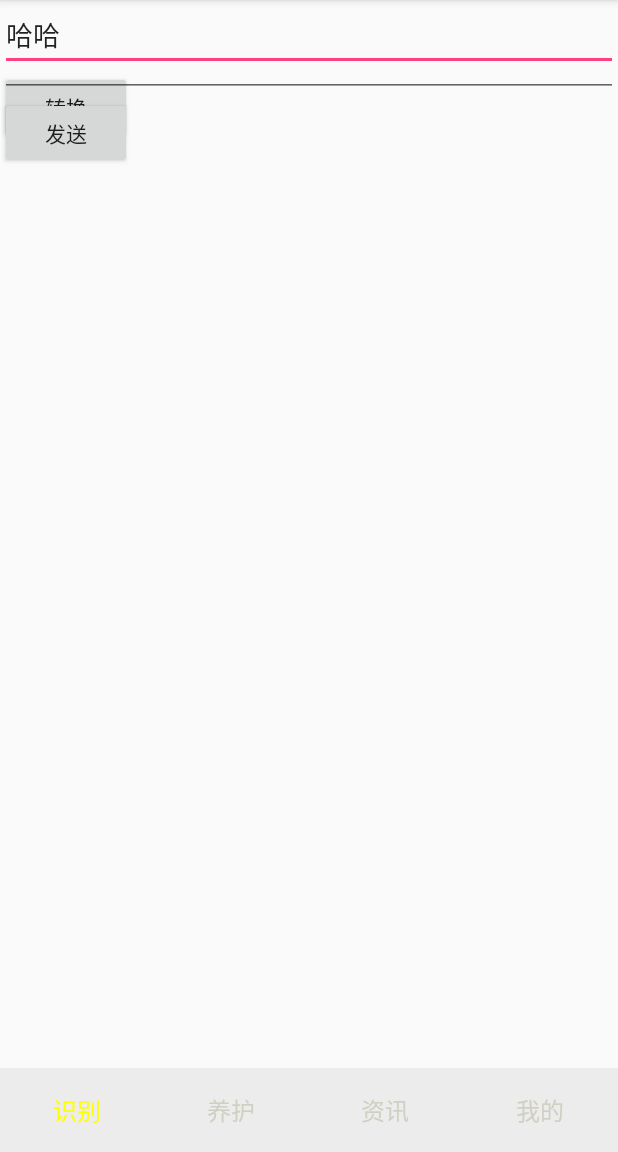
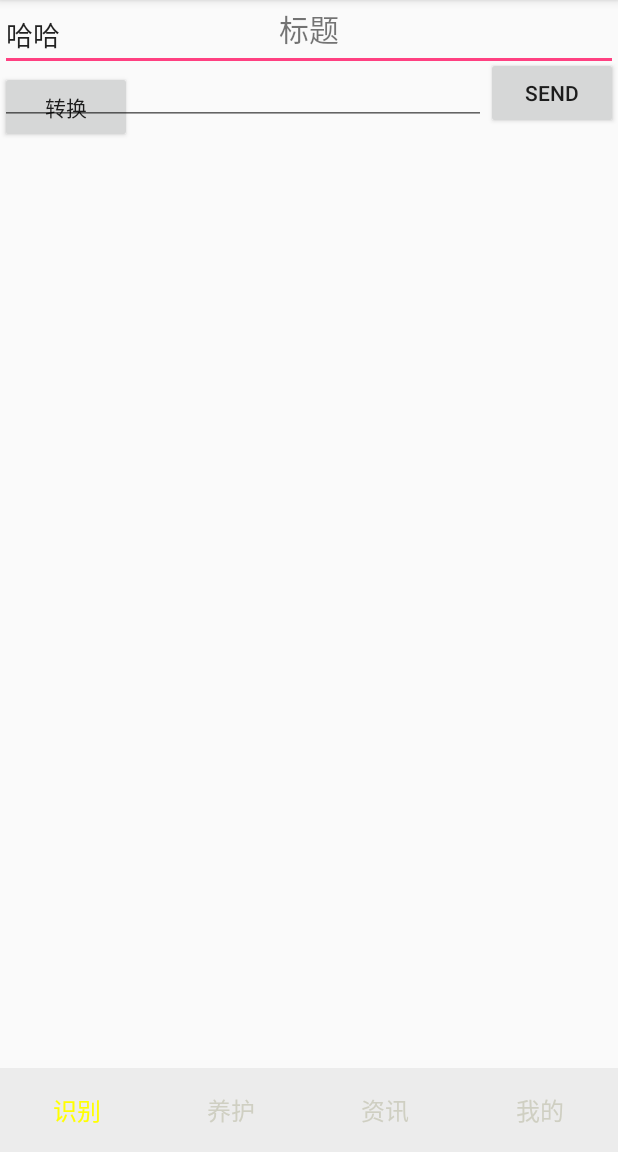
Before and after one commit to ZmjDns/mymvctest, an Android app: the fragment SendMsgFragment placed in its activity, on a phone screen of 412 x 824 dp, the part 84-1236 px from its top. Run offline under Robolectric (Android 15) with nearby library versions, the phone set to English and light mode, and no system bars; libraries missing offline, so code that uses them is left out: com.alibaba.mobileim, com.zhy.http.

Commit message:
集成阿里百川im即时通讯sdk

```diff
--- a/app/build.gradle
+++ b/app/build.gradle
@@ -49,7 +49,9 @@ dependencies {
     debugImplementation 'com.squareup.leakcanary:leakcanary-android:1.5'
     releaseImplementation 'com.squareup.leakcanary:leakcanary-android-no-op:1.5'
     testImplementation 'com.squareup.leakcanary:leakcanary-android-no-op:1.5'
+    //google JSON解析包
+    implementation 'com.google.code.gson:gson:2.8.5'
     //    添加model
     implementation project(':mylibrary')
-    implementation 'com.google.code.gson:gson:2.8.5'
+    implementation project(':wx')
 }
--- a/app/src/main/AndroidManifest.xml
+++ b/app/src/main/AndroidManifest.xml
@@ -26,7 +26,8 @@
         <activity android:name=".view.activity.SortDataAct" /> <!-- .MainActivity -->
         <activity android:name=".view.activity.LoginAct" />
         <activity android:name=".view.activity.ShowGirlsAct" />
-        <activity android:name=".view.activity.ActivityUseView"></activity>
+        <activity android:name=".view.activity.ActivityUseView" />
+        <activity android:name=".view.activity.GetBaiChuanSdkAct"></activity>
     </application>
 
 </manifest>
--- a/app/src/main/java/com/zmj/mvc/example/MainActivity.java
+++ b/app/src/main/java/com/zmj/mvc/example/MainActivity.java
@@ -5,6 +5,7 @@ import android.annotation.TargetApi;
 import android.app.Activity;
 import android.content.Context;
 import android.content.Intent;
+import android.content.SharedPreferences;
 import android.content.pm.PackageManager;
 import android.graphics.Color;
 import android.os.AsyncTask;
@@ -71,6 +72,9 @@ public class MainActivity extends BaseDrawerActivity {
         tv_second.setOnClickListener(this);
         tv_thrid.setOnClickListener(this);
         tv_my.setOnClickListener(this);
+
+        //
+        initUserId();
 
         requestPermission();
 
@@ -275,5 +279,12 @@ public class MainActivity extends BaseDrawerActivity {
         tv_my.setTextColor(Color.parseColor("#cfcfc2"));
     }
 
+    //
+    private void initUserId(){
+        SharedPreferences sp = getSharedPreferences("usinfo",0);
+        SharedPreferences.Editor editor = sp.edit();
+        editor.putString("BCuserID","18302451883");
+        editor.commit();
+    }
 
 }
--- a/app/src/main/java/com/zmj/mvc/example/view/fragment/RecongiseFragment.java
+++ b/app/src/main/java/com/zmj/mvc/example/view/fragment/RecongiseFragment.java
@@ -1,9 +1,12 @@
 package com.zmj.mvc.example.view.fragment;
 
+import android.content.Intent;
+import android.content.SharedPreferences;
 import android.os.Bundle;
 import android.support.annotation.NonNull;
 import android.support.annotation.Nullable;
 import android.support.v4.app.Fragment;
+import android.util.Log;
 import android.view.LayoutInflater;
 import android.view.View;
 import android.view.ViewGroup;
@@ -11,6 +14,12 @@ import android.widget.Button;
 import android.widget.EditText;
 import android.widget.Toast;
 
+import com.alibaba.mobileim.IYWLoginService;
+import com.alibaba.mobileim.YWAPI;
+import com.alibaba.mobileim.YWIMKit;
+import com.alibaba.mobileim.YWLoginParam;
+import com.alibaba.mobileim.channel.event.IWxCallback;
+import com.zmj.mvc.example.MyApplication;
 import com.zmj.mvc.example.R;
 import com.zmj.mvc.example.view.getwordsmvp.IGetWords;
 import com.zmj.mvc.example.view.getwordsmvp.ParaseWordModel;
@@ -82,13 +91,59 @@ public class RecongiseFragment extends Fragment implements IGetWords ,View.OnCli
 //                new ParaseWordsPersenter<>(/*RecongiseFragment.this*/this).featch();
                 paraseWordsPersenter = new ParaseWordsPersenter();
                 paraseWordsPersenter.onAttach(this);
-                paraseWordsPersenter.featch();
+                /*paraseWordsPersenter.featch();*/
+                loginYWIM();
                 break;
             default:
                 break;
         }
     }
 
+    private void loginYWIM(){
+
+        String userId = "testpro1";
+        String password = "taobao1234";
+
+        final YWIMKit ywimKit = getUserInfo();
+        if (ywimKit != null){
+            IYWLoginService loginService = ywimKit.getLoginService();
+            YWLoginParam loginParam = YWLoginParam.createLoginParam(userId,password);
+
+            loginService.login(loginParam, new IWxCallback() {
+                @Override
+                public void onSuccess(Object... objects) {
+                    Log.d("LOGININFO", "onSuccess: ..........." );
+
+                    Intent intent = ywimKit.getConversationActivityIntent();
+                    getActivity().startActivity(intent);
+                }
+
+                @Override
+                public void onError(int i, String s) {
+                    Log.d("LOGININFO", "onProgress: 登陆失败"  + i );
+                }
+
+                @Override
+                public void onProgress(int i) {
+
+                }
+            });
+        }
+    }
+
+
+    //获取SDK对象实现
+    public YWIMKit getUserInfo(){
+        YWIMKit ywimKit ;
+        SharedPreferences sharedPreferences = getActivity().getSharedPreferences("usinfo",0);
+        final String userId = sharedPreferences.getString("BCuserID","");
+        if (userId != null && !"".equals(userId)){
+            ywimKit = YWAPI.getIMKitInstance(userId,MyApplication.APPKEY);
+            return ywimKit;
+        }else {
+            return null;
+        }
+    }
     @Override
     public void onDestroy() {
         super.onDestroy();
--- a/app/src/main/res/layout/send_msg_fragment.xml
+++ b/app/src/main/res/layout/send_msg_fragment.xml
@@ -4,21 +4,49 @@
     android:layout_width="match_parent"
     android:layout_height="match_parent">
 
+    <LinearLayout
+        android:layout_width="match_parent"
+        android:layout_height="wrap_content">
+
         <TextView
             android:id="@+id/tv_sendedMsg"
             android:layout_width="match_parent"
-        android:layout_height="wrap_content" />
+            android:layout_height="wrap_content"
+            android:layout_gravity="center"
+            android:gravity="center"
+            android:layout_margin="4dp"
+            android:text="标题"
+            android:textSize="@dimen/font_20"/>
+    </LinearLayout>
 
+    <LinearLayout
+        android:layout_width="match_parent"
+        android:layout_height="wrap_content">
+
+        <ListView
+            android:layout_width="match_parent"
+            android:layout_height="wrap_content"
+            android:layout_weight="1">
+        </ListView>
+
+        <LinearLayout
+            android:layout_width="match_parent"
+            android:layout_height="wrap_content"
+            android:orientation="horizontal">
 
             <EditText
                 android:id="@+id/et_msg"
-        android:layout_width="match_parent"
-        android:layout_height="wrap_content" />
+                android:layout_width="0dp"
+                android:layout_height="wrap_content"
+                android:layout_weight="0.8"/>
 
             <Button
                 android:id="@+id/btn_sendMsg"
                 android:layout_width="wrap_content"
                 android:layout_height="wrap_content"
-        android:text="发送"/>
+                android:text="send"/>
 
         </LinearLayout>
+    </LinearLayout>
+
+</LinearLayout>
--- a/build.gradle
+++ b/build.gradle
@@ -19,7 +19,7 @@ allprojects {
     repositories {
         google()
         jcenter()
-//        maven { url "https://jitpack.io" }
+//        maven { url 'http://repo.baichuan-android.taobao.com/content/groups/BaichuanRepositories/' }
     }
 }
 
--- a/settings.gradle
+++ b/settings.gradle
@@ -1 +1 @@
-include ':app', ':bdtestmodel', ':mylibrary'
+include ':app', ':mylibrary',':wx'
```
Also changed, not shown: app/src/main/java/com/zmj/mvc/example/MyApplication.java (+23 -0 lines), app/src/main/java/com/zmj/mvc/example/view/activity/GetBaiChuanSdkAct.java (added, +15 -0 lines), app/src/main/res/layout/activity_get_bai_chuan_sdk.xml (added, +9 -0 lines). Lines whose indentation alone changed are shown as unchanged.
